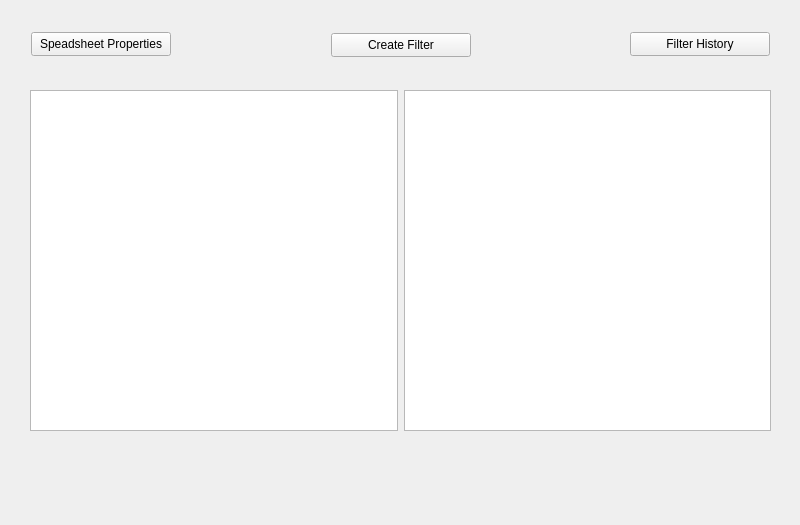
First picture: the form in mainwindow.ui, repository joeyCampbelll/FGCProjectQt, before the edit.
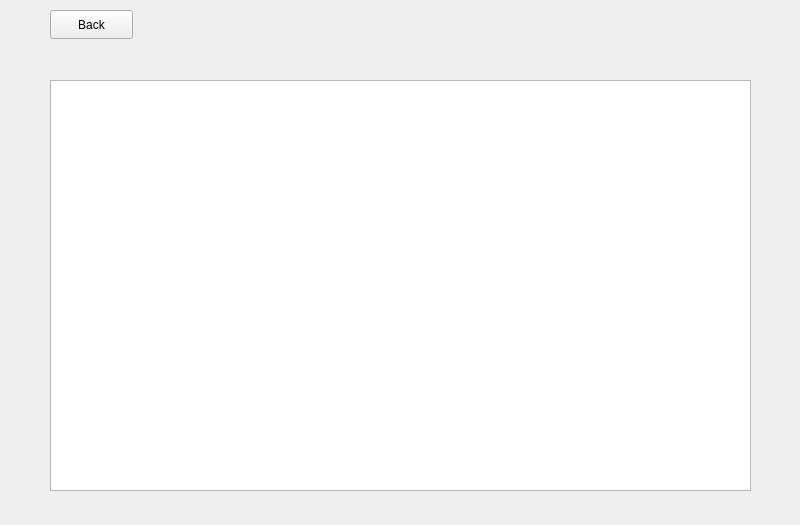
Second picture: the form after the edit.

Commit message: stopping development prior to building filter history table

The edit to the form file:
```diff
--- a/mainwindow.ui
+++ b/mainwindow.ui
@@ -30,7 +30,7 @@
      </rect>
     </property>
     <property name="currentIndex">
-     <number>0</number>
+     <number>3</number>
     </property>
     <widget class="QWidget" name="Home">
      <widget class="QWidget" name="horizontalLayoutWidget_2">
@@ -405,6 +405,31 @@
       </property>
      </widget>
     </widget>
+    <widget class="QWidget" name="FilterHistory">
+     <widget class="QTableView" name="tableView_FilterHistory">
+      <property name="geometry">
+       <rect>
+        <x>50</x>
+        <y>80</y>
+        <width>701</width>
+        <height>411</height>
+       </rect>
+      </property>
+     </widget>
+     <widget class="QPushButton" name="pushButton_BackFromFilterHistory">
+      <property name="geometry">
+       <rect>
+        <x>50</x>
+        <y>10</y>
+        <width>83</width>
+        <height>29</height>
+       </rect>
+      </property>
+      <property name="text">
+       <string>Back</string>
+      </property>
+     </widget>
+    </widget>
    </widget>
   </widget>
  </widget>
```
The commit also changes 5 other files.
